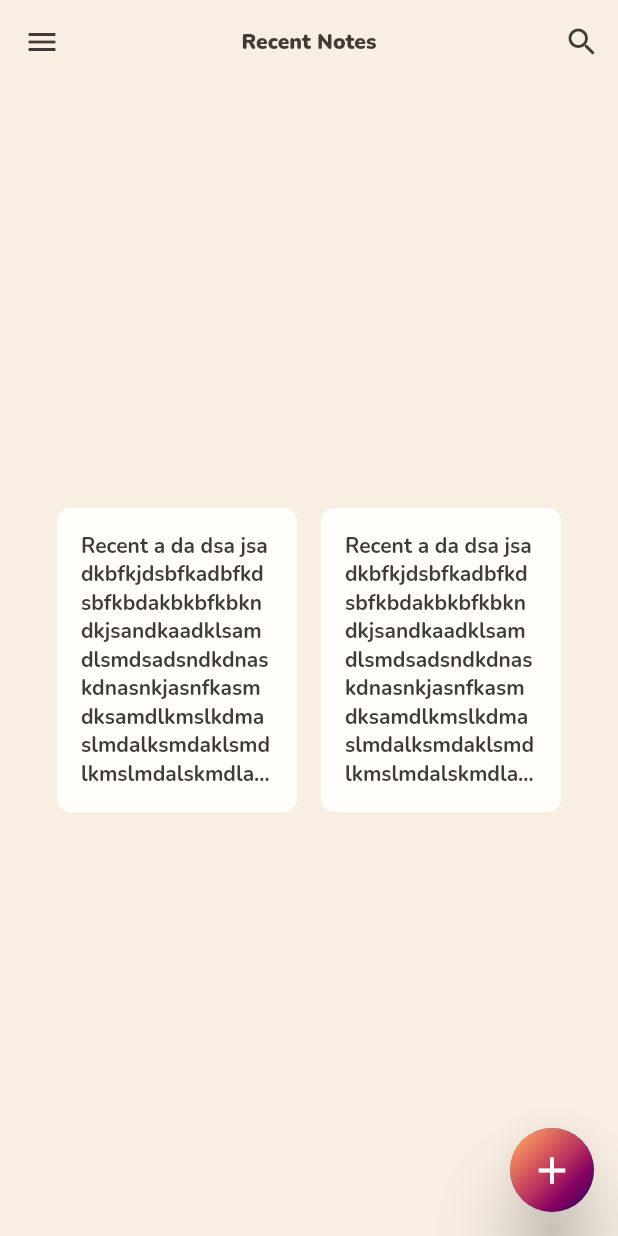
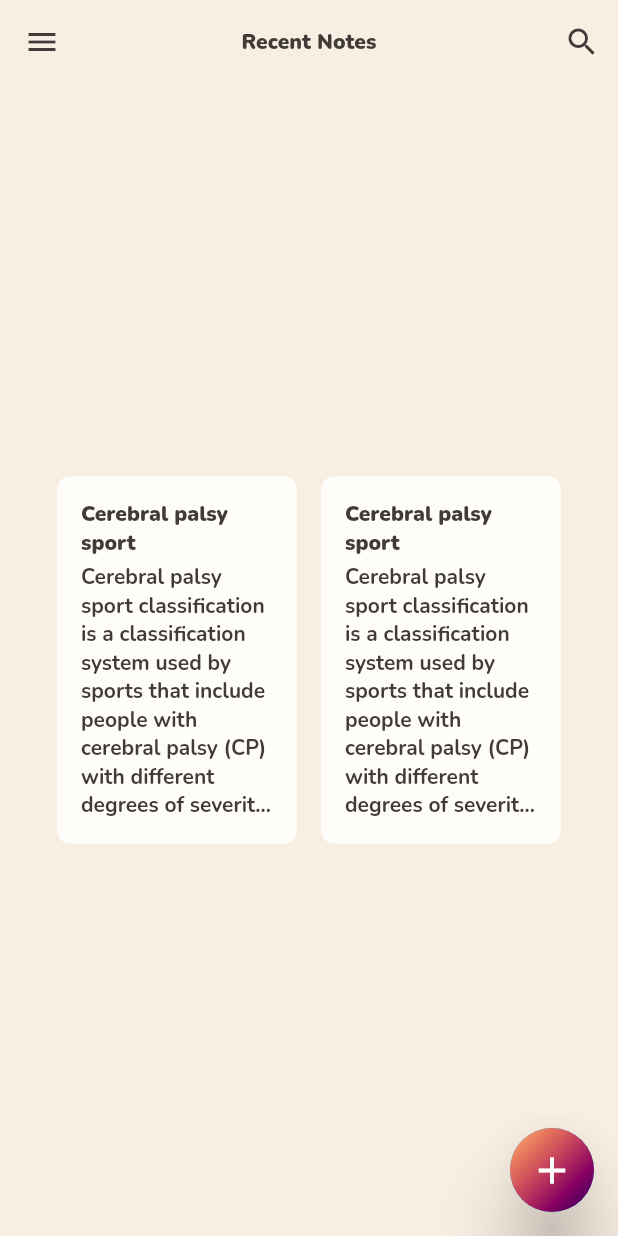
Before and after one commit to JustAgent/TaskManager, a Flutter app: the screen it shows after launch, on a phone screen of 412 x 824 dp. Run offline on Flutter 3.47's test engine with Material 2 defaults, Android fonts, the phone set to English and light mode, and no system bars; our stand-ins replace google_fonts.

Commit message:
resize + title

```diff
--- a/lib/pages/single_note.dart
+++ b/lib/pages/single_note.dart
@@ -25,19 +25,39 @@ class _NoteState extends State<Note> {
           constraints: const BoxConstraints(
             minHeight: 130,
           ),
+          child: Stack(
+            children: [
+              Text(
+                maxLines: 2,
+                overflow: TextOverflow.ellipsis,
+                textAlign: TextAlign.left,
+                'Cerebral palsy sport',
+                style: GoogleFonts.nunito(
+                  fontWeight: FontWeight.w900,
+                  color: Color(appBarTextCOLOR),
+                  fontSize: 14,),
+          ),
+
+
+
+              Padding(
+                padding: const EdgeInsets.fromLTRB(0, 42, 0, 0),
                 child: Text(
+                  'Cerebral palsy sport classification is a classification '
+                      'system used by sports that include people with cerebral'
+                      ' palsy (CP) with different degrees of severity to compete '
+                      'fairly against each...',
                 maxLines: 9,
                 overflow: TextOverflow.ellipsis,
                 textAlign: TextAlign.left,
-              'Recent a da dsa jsadkbfkjdsbfkadbfkdsbfkbdakbkbfkbk'
-                  'ndkjsandkaadklsamdlsmdsadsndkdnaskdna'
-                  'snkjasnfkasmdksamdlkmslkdmaslmdalksmdaklsmdlkmslmdalskmdlasmdsaskjnfaksnnknsafknsajkfnask',
                   style: GoogleFonts.nunito(
                     fontWeight: FontWeight.w700,
                     color: Color(appBarTextCOLOR),
                     fontSize: 14,),
             ),
               ),
+          ]),
+      ),
     ));
   }
 }
```
Lines whose indentation alone changed are shown as unchanged.
